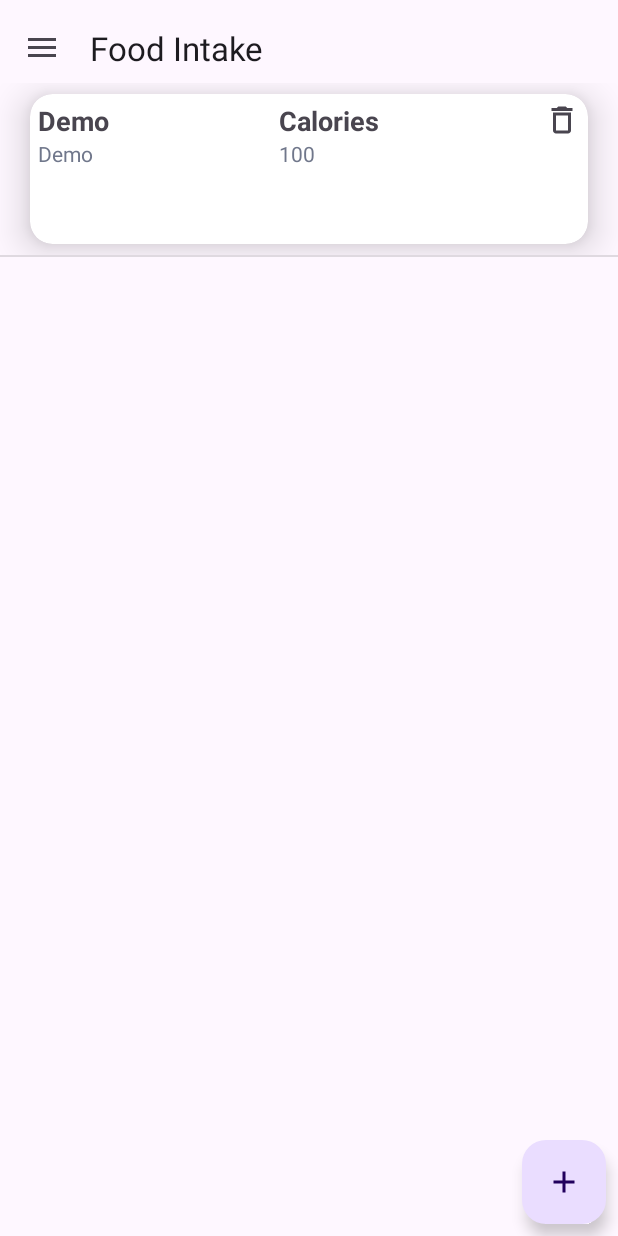
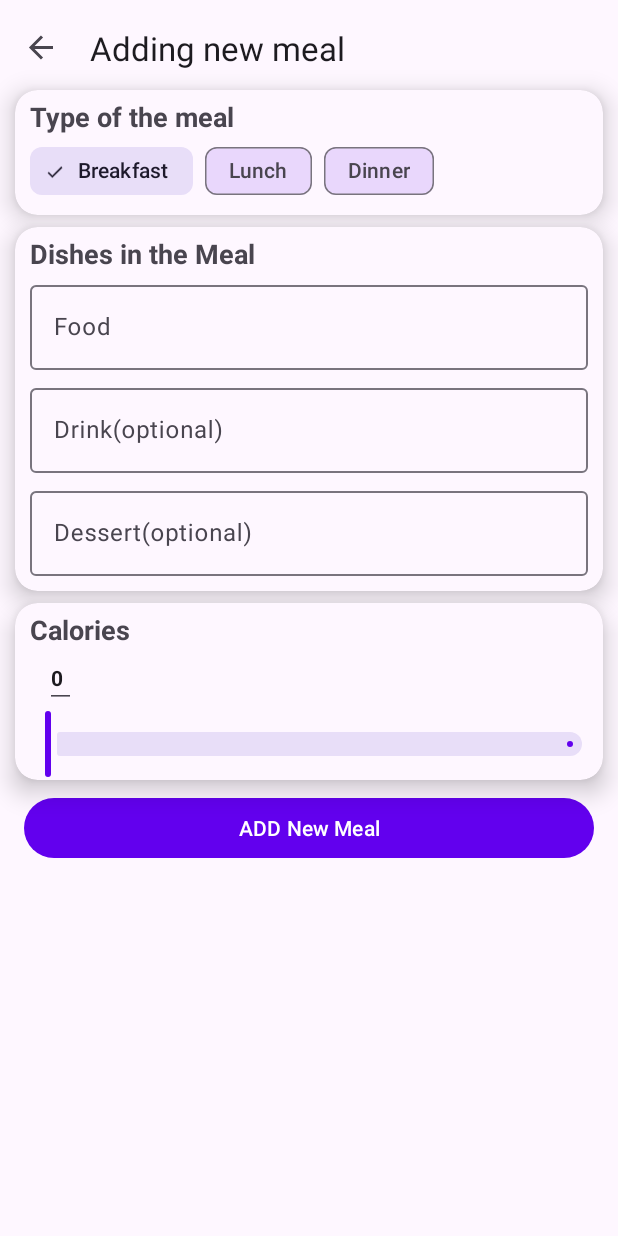
Before and after one commit to LiquidSayuki/FIT5046_Team_Assignment, an Android app: the FoodIntakeFragment screen opened through its navigation route, after a tap on an icon or button, on a phone screen of 412 x 824 dp. Run offline under Robolectric (Android 15) with nearby library versions, the phone set to English and light mode, and no system bars; our stand-ins replace Firebase (no records; nobody signed in at launch, a user with empty details on screens opened directly), Room's generated code, navigation-ui.

Commit message:
Food V2.0. Now user could add and delete food records.

```diff
--- /dev/null
+++ b/app/src/main/java/com/teamliquid/volksfitness/fragment/AddMealFragment.java
@@ -0,0 +1,106 @@
+package com.teamliquid.volksfitness.fragment;
+
+import android.annotation.SuppressLint;
+import android.os.Bundle;
+import android.text.Editable;
+import android.text.TextWatcher;
+import android.view.LayoutInflater;
+import android.view.View;
+import android.view.ViewGroup;
+
+import androidx.annotation.NonNull;
+import androidx.annotation.Nullable;
+import androidx.fragment.app.Fragment;
+import androidx.lifecycle.ViewModelProvider;
+
+import com.google.android.material.chip.Chip;
+import com.google.android.material.slider.Slider;
+import com.teamliquid.volksfitness.databinding.FragmentAddMealBinding;
+import com.teamliquid.volksfitness.pojo.Meal;
+import com.teamliquid.volksfitness.viewmodel.MealViewModel;
+
+public class AddMealFragment extends Fragment {
+    private FragmentAddMealBinding binding;
+    private MealViewModel mealViewModel;
+
+    public AddMealFragment (){}
+
+    @Nullable
+    @Override
+    public View onCreateView(@NonNull LayoutInflater inflater, @Nullable ViewGroup container, @Nullable Bundle savedInstanceState) {
+        binding  = FragmentAddMealBinding.inflate(inflater,container,false);
+        View view = binding.getRoot();
+
+        mealViewModel = ViewModelProvider.AndroidViewModelFactory.getInstance(getActivity().getApplication()).create(MealViewModel.class);
+
+        binding.buttonAddMeal.setOnClickListener(new View.OnClickListener() {
+            @Override
+            public void onClick(View view) {
+                addMeal();
+            }
+        });
+
+
+        binding.editTextCalorie.addTextChangedListener(new TextWatcher() {
+            @Override
+            public void beforeTextChanged(CharSequence charSequence, int i, int i1, int i2) {
+
+            }
+
+            @Override
+            public void onTextChanged(CharSequence charSequence, int i, int i1, int i2) {
+                String value = binding.editTextCalorie.getText().toString();
+                binding.sliderCalorie.setValue(Integer.parseInt(value));
+            }
+
+            @Override
+            public void afterTextChanged(Editable editable) {
+                String value = binding.editTextCalorie.getText().toString();
+                binding.sliderCalorie.setValue(Integer.parseInt(value));
+            }
+        });
+
+        binding.sliderCalorie.addOnSliderTouchListener(new Slider.OnSliderTouchListener() {
+            @SuppressLint("RestrictedApi")
+            @Override
+            public void onStartTrackingTouch(@NonNull Slider slider) {
+
+            }
+
+            @SuppressLint("RestrictedApi")
+            @Override
+            public void onStopTrackingTouch(@NonNull Slider slider) {
+                int i = (int) binding.sliderCalorie.getValue();
+                binding.editTextCalorie.setText(String.valueOf(i));
+            }
+        });
+
+        return view;
+    }
+
+    private boolean checkDish(){
+        boolean isNull = binding.textInputFood.getEditText().getText().toString().isEmpty();
+        if(isNull){
+            binding.textInputFood.setError("Food can't be empty");
+            binding.textInputFood.setErrorEnabled(true);
+        }else{
+            binding.textInputFood.setErrorEnabled(false);
+        }
+        return !isNull;
+    }
+
+    private void addMeal(){
+        if (checkDish()){
+            int chipID = binding.chipGroup.getCheckedChipId();
+            Chip chip = binding.chipGroup.findViewById(chipID);
+            String mealType = chip.getText().toString();
+            String mealFood = binding.textInputFood.getEditText().getText().toString() + "\n" +
+                    binding.textInputDrink.getEditText().getText().toString() + "\n" +
+                    binding.textInputDessert.getEditText().getText().toString();
+            int calories = Integer.parseInt(binding.editTextCalorie.getText().toString());
+            Meal meal = new Meal(mealType,mealFood,calories);
+            mealViewModel.insert(meal);
+        }
+    }
+
+}
--- a/app/src/main/java/com/teamliquid/volksfitness/fragment/FoodIntakeFragment.java
+++ b/app/src/main/java/com/teamliquid/volksfitness/fragment/FoodIntakeFragment.java
@@ -4,7 +4,6 @@ import android.os.Bundle;
 import android.view.LayoutInflater;
 import android.view.View;
 import android.view.ViewGroup;
-import android.widget.Toast;
 
 import androidx.annotation.NonNull;
 import androidx.annotation.Nullable;
@@ -12,11 +11,13 @@ import androidx.fragment.app.Fragment;
 
 import androidx.lifecycle.Observer;
 import androidx.lifecycle.ViewModelProvider;
+import androidx.navigation.Navigation;
 import androidx.recyclerview.widget.DefaultItemAnimator;
 import androidx.recyclerview.widget.DividerItemDecoration;
 import androidx.recyclerview.widget.LinearLayoutManager;
 import androidx.recyclerview.widget.RecyclerView;
 
+import com.teamliquid.volksfitness.R;
 import com.teamliquid.volksfitness.adapter.MealAdapter;
 import com.teamliquid.volksfitness.databinding.FragmentFoodIntakeBinding;
 import com.teamliquid.volksfitness.pojo.Meal;
@@ -46,7 +47,6 @@ public class FoodIntakeFragment extends Fragment {
         mealViewModel = ViewModelProvider.AndroidViewModelFactory.getInstance(getActivity().getApplication()).create(MealViewModel.class);
 
 
-
         //List<Meal> mealList = mealViewModel.getAllMeals().getValue();
         List<Meal> mealList = new ArrayList<>();
         mealList.add(new Meal("Demo","Demo",100));
@@ -74,17 +74,7 @@ public class FoodIntakeFragment extends Fragment {
             }
         });
 
-        binding.floatAdd.setOnClickListener(new View.OnClickListener() {
-            @Override
-            public void onClick(View view) {
-                Meal meal = new Meal("Demo","Demo",100);
-                mealViewModel.insert(meal);
-            }
-        });
-
-
-
-
+        binding.floatAdd.setOnClickListener(Navigation.createNavigateOnClickListener(R.id.nav_add_meal_fragment,null));
 
         return view;
     }
--- /dev/null
+++ b/app/src/main/res/layout/fragment_add_meal.xml
@@ -0,0 +1,219 @@
+<?xml version="1.0" encoding="utf-8"?>
+<androidx.constraintlayout.widget.ConstraintLayout
+    xmlns:android="http://schemas.android.com/apk/res/android"
+    xmlns:tools="http://schemas.android.com/tools"
+    android:layout_width="match_parent"
+    android:layout_height="match_parent"
+    xmlns:app="http://schemas.android.com/apk/res-auto">
+
+    <androidx.cardview.widget.CardView
+        android:id="@+id/cardView2"
+        style="@style/Widget.Material3.CardView.Outlined"
+        android:layout_width="match_parent"
+        android:layout_height="wrap_content"
+        android:layout_marginStart="10dp"
+        android:layout_marginTop="60dp"
+        android:layout_marginEnd="10dp"
+        app:cardCornerRadius="15dp"
+        app:cardElevation="10dp"
+        app:cardPreventCornerOverlap="true"
+        app:layout_constraintEnd_toEndOf="parent"
+        app:layout_constraintStart_toStartOf="parent"
+        app:layout_constraintTop_toTopOf="parent">
+
+        <LinearLayout
+            android:layout_width="wrap_content"
+            android:layout_height="wrap_content"
+            android:orientation="vertical">
+
+            <TextView
+                android:layout_width="wrap_content"
+                android:layout_height="wrap_content"
+                android:layout_marginStart="10dp"
+                android:layout_marginTop="5dp"
+                android:text="Type of the meal"
+                android:textSize="18sp"
+                android:textStyle="bold" />
+
+            <com.google.android.material.chip.ChipGroup
+                android:id="@+id/chip_group"
+                style="@style/Widget.Material3.Chip.Filter"
+                android:layout_width="wrap_content"
+                android:layout_height="wrap_content"
+                android:layout_marginStart="10dp"
+                android:layout_marginBottom="5dp"
+                app:selectionRequired="true"
+                app:singleSelection="true">
+
+                <com.google.android.material.chip.Chip
+                    android:id="@+id/chip_breakfast"
+                    style="@style/Widget.Material3.Chip.Filter"
+                    android:layout_width="wrap_content"
+                    android:layout_height="wrap_content"
+                    android:checked="true"
+                    android:text="Breakfast" />
+
+                <com.google.android.material.chip.Chip
+                    android:id="@+id/chip_lunch"
+                    style="@style/Widget.Material3.Chip.Filter"
+                    android:layout_width="wrap_content"
+                    android:layout_height="wrap_content"
+                    android:text="Lunch" />
+
+                <com.google.android.material.chip.Chip
+                    android:id="@+id/chip_dinner"
+                    style="@style/Widget.Material3.Chip.Filter"
+                    android:layout_width="wrap_content"
+                    android:layout_height="wrap_content"
+                    android:text="Dinner" />
+            </com.google.android.material.chip.ChipGroup>
+        </LinearLayout>
+    </androidx.cardview.widget.CardView>
+
+    <androidx.cardview.widget.CardView
+        android:id="@+id/cardView3"
+        style="@style/Widget.Material3.CardView.Outlined"
+        android:layout_width="match_parent"
+        android:layout_height="wrap_content"
+        android:layout_marginStart="10dp"
+        android:layout_marginTop="8dp"
+        android:layout_marginEnd="10dp"
+        app:cardCornerRadius="15dp"
+        app:cardElevation="10dp"
+        app:cardPreventCornerOverlap="true"
+        app:layout_constraintEnd_toEndOf="parent"
+        app:layout_constraintStart_toStartOf="parent"
+        app:layout_constraintTop_toBottomOf="@+id/cardView2">
+
+        <LinearLayout
+            android:layout_width="match_parent"
+            android:layout_height="wrap_content"
+            android:orientation="vertical">
+
+            <TextView
+                android:layout_width="wrap_content"
+                android:layout_height="wrap_content"
+                android:layout_marginStart="10dp"
+                android:layout_marginTop="5dp"
+                android:text="Dishes in the Meal"
+                android:textSize="18sp"
+                android:textStyle="bold" />
+
+            <com.google.android.material.textfield.TextInputLayout
+                android:id="@+id/text_input_food"
+                style="@style/Widget.Material3.TextInputLayout.OutlinedBox"
+                android:layout_width="match_parent"
+                android:layout_height="wrap_content"
+                android:layout_marginStart="10dp"
+                android:layout_marginTop="3dp"
+                android:layout_marginEnd="10dp"
+                android:layout_marginBottom="3dp"
+                android:hint="Food">
+
+                <com.google.android.material.textfield.TextInputEditText
+                    style="@style/Widget.Material3.TextInputEditText.OutlinedBox"
+                    android:layout_width="match_parent"
+                    android:layout_height="wrap_content" />
+            </com.google.android.material.textfield.TextInputLayout>
+
+            <com.google.android.material.textfield.TextInputLayout
+                android:id="@+id/text_input_drink"
+                style="@style/Widget.Material3.TextInputLayout.OutlinedBox"
+                android:layout_width="match_parent"
+                android:layout_height="wrap_content"
+                android:layout_marginStart="10dp"
+                android:layout_marginTop="3dp"
+                android:layout_marginEnd="10dp"
+                android:layout_marginBottom="3dp"
+                android:hint="Drink(optional)">
+
+                <com.google.android.material.textfield.TextInputEditText
+                    style="@style/Widget.Material3.TextInputEditText.OutlinedBox"
+                    android:layout_width="match_parent"
+                    android:layout_height="wrap_content" />
+            </com.google.android.material.textfield.TextInputLayout>
+
+            <com.google.android.material.textfield.TextInputLayout
+                android:id="@+id/text_input_dessert"
+                style="@style/Widget.Material3.TextInputLayout.OutlinedBox"
+                android:layout_width="match_parent"
+                android:layout_height="wrap_content"
+                android:layout_marginStart="10dp"
+                android:layout_marginTop="3dp"
+                android:layout_marginEnd="10dp"
+                android:layout_marginBottom="10dp"
+                android:hint="Dessert(optional)">
+
+                <com.google.android.material.textfield.TextInputEditText
+                    style="@style/Widget.Material3.TextInputEditText.OutlinedBox"
+                    android:layout_width="match_parent"
+                    android:layout_height="wrap_content" />
+            </com.google.android.material.textfield.TextInputLayout>
+
+        </LinearLayout>
+    </androidx.cardview.widget.CardView>
+
+    <androidx.cardview.widget.CardView
+        android:id="@+id/cardView"
+        style="@style/Widget.Material3.CardView.Outlined"
+        android:layout_width="match_parent"
+        android:layout_height="wrap_content"
+        app:cardCornerRadius="15dp"
+        app:cardElevation="10dp"
+        app:cardPreventCornerOverlap="true"
+        android:layout_marginStart="10dp"
+        android:layout_marginTop="8dp"
+        android:layout_marginEnd="10dp"
+        app:layout_constraintEnd_toEndOf="parent"
+        app:layout_constraintStart_toStartOf="parent"
+        app:layout_constraintTop_toBottomOf="@+id/cardView3">
+
+        <LinearLayout
+            android:layout_width="match_parent"
+            android:layout_height="wrap_content"
+            android:orientation="vertical">
+
+            <TextView
+                android:layout_width="wrap_content"
+                android:layout_height="wrap_content"
+                android:layout_marginStart="10dp"
+                android:layout_marginTop="5dp"
+                android:text="@string/Calories"
+                android:textSize="18sp"
+                android:textStyle="bold" />
+
+            <EditText
+                android:id="@+id/edit_text_calorie"
+                android:layout_width="wrap_content"
+                android:layout_height="wrap_content"
+                android:layout_marginStart="20dp"
+                android:textSize="14sp"
+                android:textStyle="bold"
+                android:inputType="number"
+                android:text="0"/>
+
+            <com.google.android.material.slider.Slider
+                android:id="@+id/slider_calorie"
+                android:layout_width="match_parent"
+                android:layout_height="wrap_content"
+                android:contentDescription="@string/Calories"
+                android:value="0"
+                android:valueFrom="0"
+                android:valueTo="3500" />
+
+        </LinearLayout>
+    </androidx.cardview.widget.CardView>
+
+    <Button
+        android:id="@+id/button_add_meal"
+        android:layout_width="match_parent"
+        android:layout_height="wrap_content"
+        android:layout_marginStart="16dp"
+        android:layout_marginTop="8dp"
+        android:layout_marginEnd="16dp"
+        android:text="ADD New Meal"
+        app:layout_constraintEnd_toEndOf="parent"
+        app:layout_constraintStart_toStartOf="parent"
+        app:layout_constraintTop_toBottomOf="@+id/cardView" />
+
+</androidx.constraintlayout.widget.ConstraintLayout>
--- a/app/src/main/res/navigation/home_navigation.xml
+++ b/app/src/main/res/navigation/home_navigation.xml
@@ -17,11 +17,20 @@
     <fragment
         android:id="@+id/nav_food_intake_fragment"
         android:name="com.teamliquid.volksfitness.fragment.FoodIntakeFragment"
-        android:label="Food Intake" />
+        android:label="Food Intake" >
+        <action
+            android:id="@+id/action_nav_food_intake_fragment_to_nav_add_meal_fragment"
+            app:destination="@id/nav_add_meal_fragment" />
+    </fragment>
 
     <fragment
         android:id="@+id/nav_report_fragment"
         android:name="com.teamliquid.volksfitness.fragment.ReportFragment"
         android:label="Training Report" />
 
+    <fragment
+        android:id="@+id/nav_add_meal_fragment"
+        android:name="com.teamliquid.volksfitness.fragment.AddMealFragment"
+        android:label="Adding new meal" />
+
 </navigation>
```
